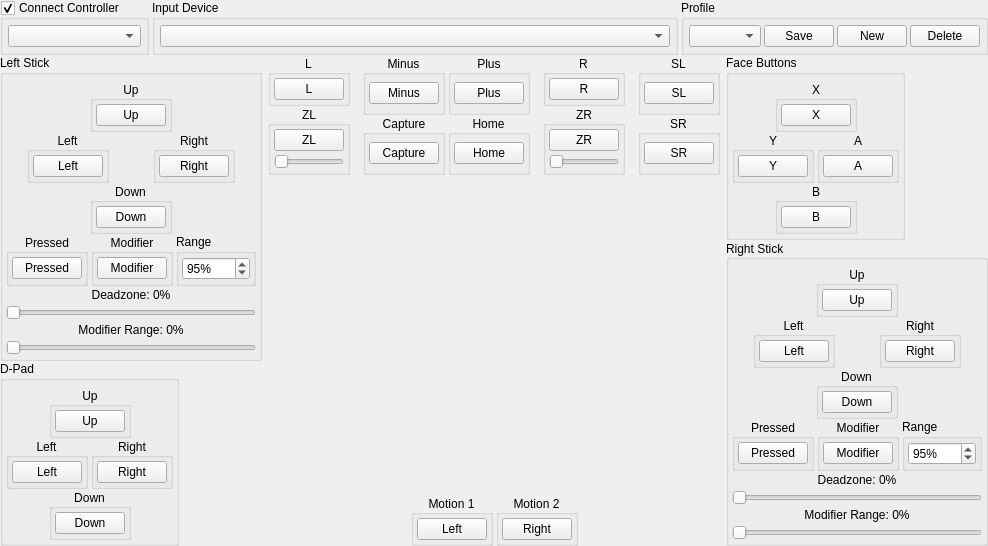
Qt form src/yuzu/configuration/configure_input_player.ui (rorrim-rorrim/eden-alt) before a commit.
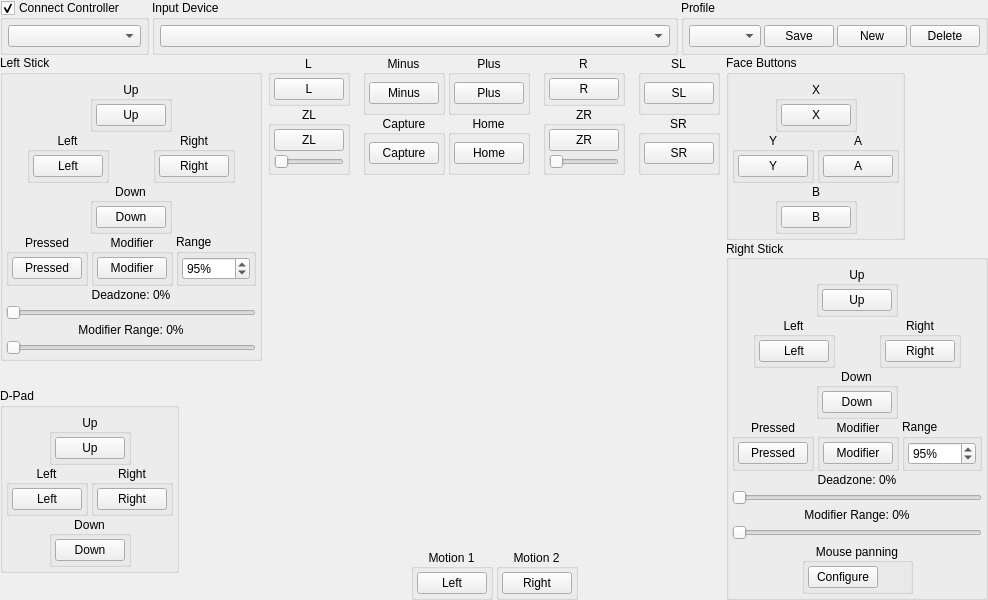
The same form after that commit. Icons and pictures are not drawn. Custom widgets are drawn as their Qt base class.

Commit message: input_common: Redesign mouse panning

```diff
--- a/src/yuzu/configuration/configure_input_player.ui
+++ b/src/yuzu/configuration/configure_input_player.ui
@@ -3048,6 +3048,102 @@
                 </item>
                </layout>
               </item>
+              <item>
+               <widget class="QWidget" name="mousePanningWidget" native="true">
+                <layout class="QHBoxLayout" name="mousePanningHorizontalLayout">
+                 <property name="spacing">
+                  <number>0</number>
+                 </property>
+                 <property name="leftMargin">
+                  <number>0</number>
+                 </property>
+                 <property name="topMargin">
+                  <number>0</number>
+                 </property>
+                 <property name="rightMargin">
+                  <number>0</number>
+                 </property>
+                 <property name="bottomMargin">
+                  <number>3</number>
+                 </property>
+                 <item>
+                  <spacer name="mousePanningHorizontalSpacerLeft">
+                   <property name="orientation">
+                    <enum>Qt::Horizontal</enum>
+                   </property>
+                   <property name="sizeHint" stdset="0">
+                    <size>
+                     <width>20</width>
+                     <height>20</height>
+                    </size>
+                   </property>
+                  </spacer>
+                 </item>
+                 <item>
+                  <widget class="QGroupBox" name="mousePanningGroup">
+                   <property name="title">
+                    <string>Mouse panning</string>
+                   </property>
+                   <property name="alignment">
+                    <set>Qt::AlignCenter</set>
+                   </property>
+                   <layout class="QVBoxLayout" name="mousePanningVerticalLayout">
+                    <property name="spacing">
+                     <number>3</number>
+                    </property>
+                    <property name="leftMargin">
+                     <number>3</number>
+                    </property>
+                    <property name="topMargin">
+                     <number>3</number>
+                    </property>
+                    <property name="rightMargin">
+                     <number>3</number>
+                    </property>
+                    <property name="bottomMargin">
+                     <number>3</number>
+                    </property>
+                    <item>
+                     <widget class="QPushButton" name="mousePanningButton">
+                      <property name="minimumSize">
+                       <size>
+                        <width>68</width>
+                        <height>0</height>
+                       </size>
+                      </property>
+                      <property name="maximumSize">
+                       <size>
+                        <width>68</width>
+                        <height>16777215</height>
+                       </size>
+                      </property>
+                      <property name="styleSheet">
+                       <string notr="true">min-width: 68px;</string>
+                      </property>
+                      <property name="text">
+                       <string>Configure</string>
+                      </property>
+                     </widget>
+                    </item>
+                   </layout>
+                  </widget>
+                 </item>
+                 <item>
+                  <spacer name="mousePanningHorizontalSpacerRight">
+                   <property name="orientation">
+                    <enum>Qt::Horizontal</enum>
+                   </property>
+                   <property name="sizeHint" stdset="0">
+                    <size>
+                     <width>20</width>
+                     <height>20</height>
+                    </size>
+                   </property>
+                  </spacer>
+                 </item>
+                </layout>
+               </widget>
+              </item>
              </layout>
             </widget>
            </item>
```
The commit also changes 13 other files.
